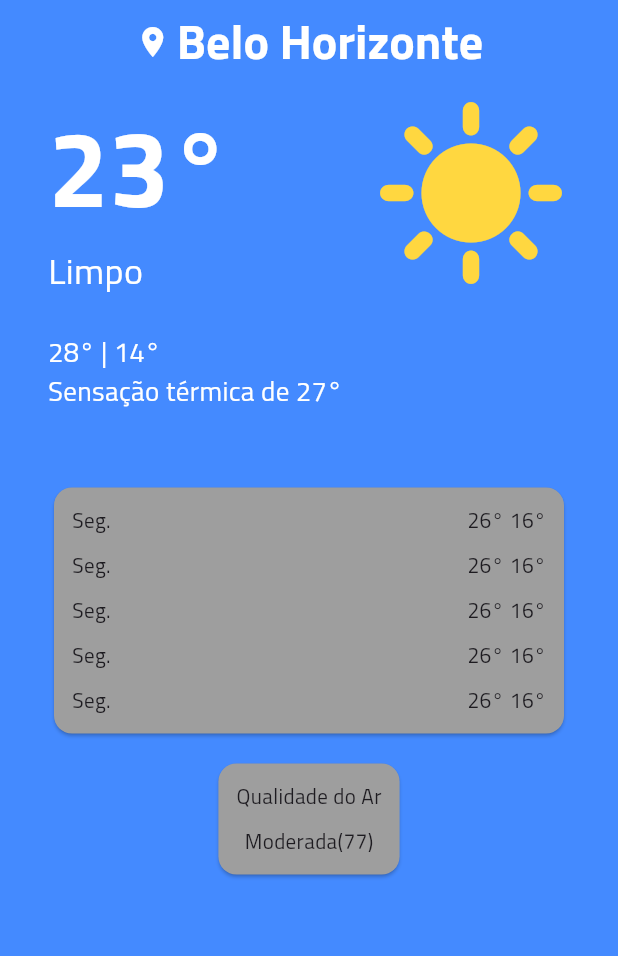
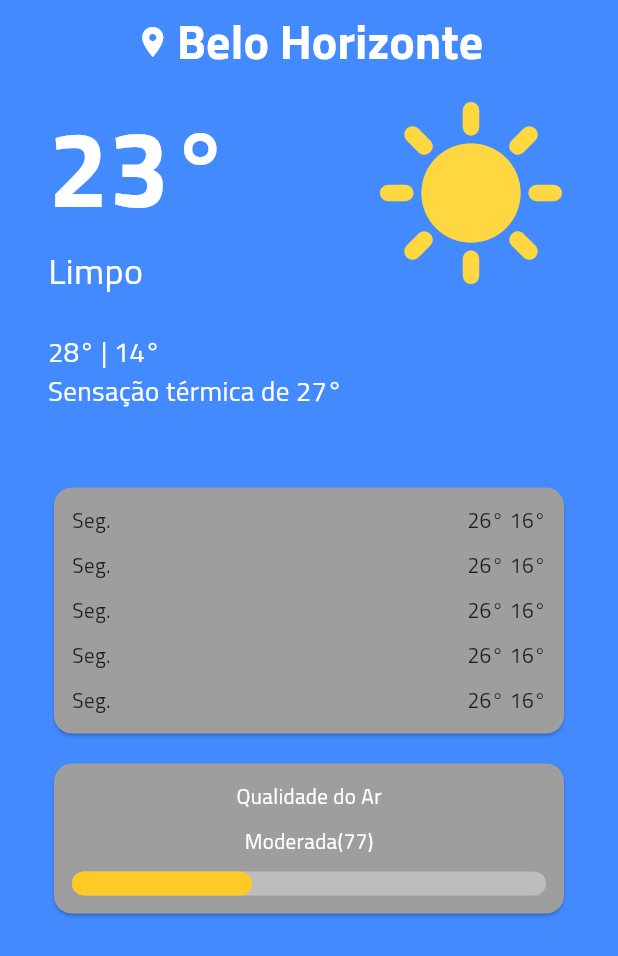
Before and after one commit to leandrosl/weather_app_flutter, a Flutter app: the screen it shows after launch, on a phone screen of 412 x 824 dp. Shown: the top 956 px of the screen. Run offline on Flutter 3.47's test engine with Material 3 defaults, Android fonts, the phone set to English and light mode, and no system bars.

Commit message:
Layout da barra de progresso da qualidade do ar

```diff
--- a/lib/screens/home_page.dart
+++ b/lib/screens/home_page.dart
@@ -265,7 +265,9 @@ class NextDayTemperatureItem extends StatelessWidget {
 class AirQualityCard extends StatelessWidget {
   @override
   Widget build(BuildContext context) {
-    return const Card(
+    return SizedBox(
+      width: double.infinity,
+      child: Card(
         color: Colors.grey,
         child: Padding(
           padding: const EdgeInsets.symmetric(
@@ -273,15 +275,48 @@ class AirQualityCard extends StatelessWidget {
             horizontal: 12.0,
           ),
           child: Column(
+            mainAxisAlignment: MainAxisAlignment.start,
             spacing: 10.0,
             children: [
-            Text(
+              const Text(
                 "Qualidade do Ar",
+                style: TextStyle(
+                  color: Colors.white,
                 ),
-            Text(
+              ),
+              const Text(
                 "Moderada(77)",
+                style: TextStyle(
+                  color: Colors.white,
+                ),
+              ),
+              Stack(
+                children: [
+                  Container(
+                    width: double.infinity,
+                    height: 16.0,
+                    //color: Colors.red,
+                    decoration: BoxDecoration(
+                      color: Colors.grey.shade400,
+                      borderRadius: const BorderRadius.all(
+                        Radius.circular(12.0),
+                      ),
+                    ),
+                  ),
+                  Container(
+                    width: 120.0,
+                    height: 16.0,
+                    decoration: BoxDecoration(
+                      color: Colors.amber.shade400,
+                      borderRadius: const BorderRadius.all(
+                        Radius.circular(12.0),
+                      ),
+                    ),
                   ),
                 ],
+              )
+            ],
+          ),
         ),
       ),
     );
```
Lines whose indentation alone changed are shown as unchanged.
